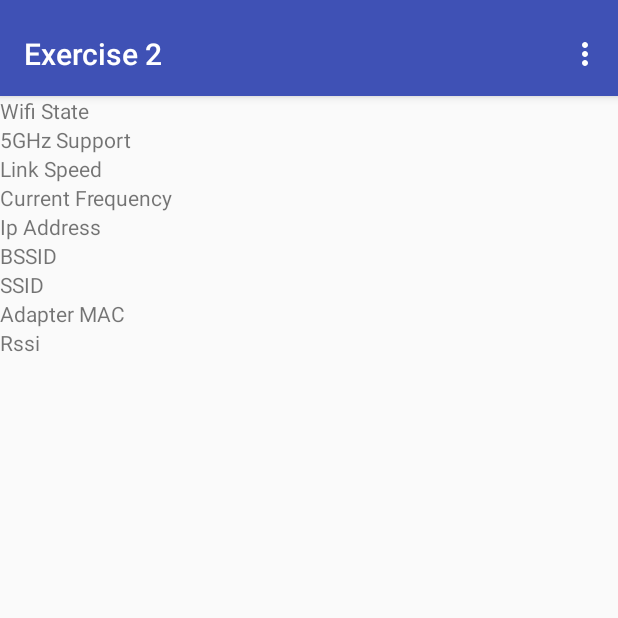
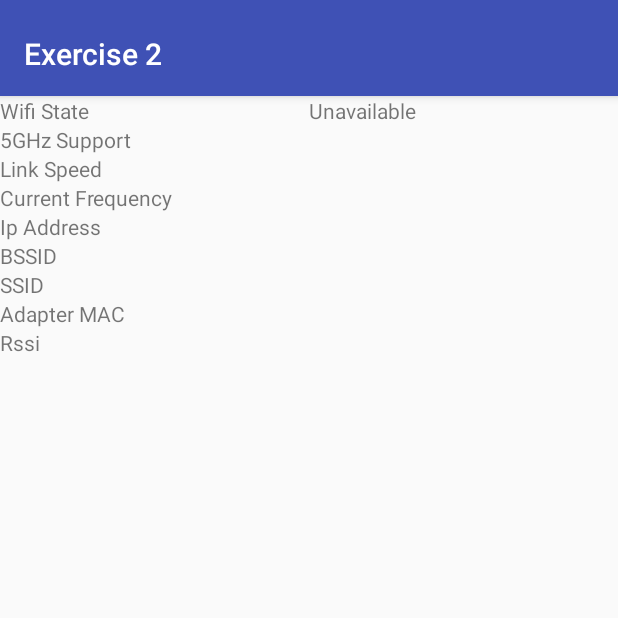
Before and after one commit to keinproblem/dhbw-rav-mobnet-exercise-02, an Android app: the screen it shows after launch (MainActivity), on a phone screen of 412 x 824 dp, the top half of it. Run offline under Robolectric (Android 15) with nearby library versions, the phone set to English and light mode, and no system bars.

Commit message:
final release

```diff
--- a/app/src/main/java/de/ravensburg/dhbw/friedrichshafen/mobnet/exercise02/MainActivity.java
+++ b/app/src/main/java/de/ravensburg/dhbw/friedrichshafen/mobnet/exercise02/MainActivity.java
@@ -7,9 +7,6 @@ import android.support.v4.app.FragmentPagerAdapter;
 import android.support.v4.view.ViewPager;
 import android.support.v7.app.AppCompatActivity;
 import android.support.v7.widget.Toolbar;
-import android.view.Menu;
-import android.view.MenuItem;
-import android.widget.Toast;
 
 public class MainActivity extends AppCompatActivity {
     /**
@@ -52,28 +49,6 @@ public class MainActivity extends AppCompatActivity {
     }
 
     @Override
-    public boolean onCreateOptionsMenu(Menu menu) {
-        // Inflate the menu; this adds items to the action bar if it is present.
-        getMenuInflater().inflate(R.menu.menu_main, menu);
-        return true;
-    }
-
-    @Override
-    public boolean onOptionsItemSelected(MenuItem item) {
-        // Handle action bar item clicks here. The action bar will
-        // automatically handle clicks on the Home/Up button, so long
-        // as you specify a parent activity in AndroidManifest.xml.
-        int id = item.getItemId();
-
-        //noinspection SimplifiableIfStatement
-        if (id == R.id.action_settings) {
-            return true;
-        }
-
-        return super.onOptionsItemSelected(item);
-    }
-
-    @Override
     protected void onResume() {
         super.onResume();
     }
@@ -88,7 +63,7 @@ public class MainActivity extends AppCompatActivity {
      * one of the sections/tabs/pages.
      */
     public class SectionsPagerAdapter extends FragmentPagerAdapter {
-        private static final short PAGE_COUNT = 2;
+        private static final short PAGE_COUNT = 1;
 
         public SectionsPagerAdapter(FragmentManager fm) {
             super(fm);
@@ -96,7 +71,6 @@ public class MainActivity extends AppCompatActivity {
 
         @Override
         public Fragment getItem(int position) {
-            Toast.makeText(MainActivity.this, "Current pos: " + position, Toast.LENGTH_SHORT).show();
             // getItem is called to instantiate the fragment for the given page.
             // Return a PlaceholderFragment (defined as a static inner class below).
             if (position == 0) {
@@ -104,10 +78,11 @@ public class MainActivity extends AppCompatActivity {
                 //forceUpdateWifiFragment();
                 return wifiInfoData;
             }
+            /*
             if (position == 1) {
                 WifiBroadcastChatFragment wifiBroadcastChatFragment = WifiBroadcastChatFragment.newInstance();
                 return wifiBroadcastChatFragment;
-            }
+            }*/
             return WifiInfoFragment.newInstance();
         }
 
--- a/app/src/main/res/layout/fragment_main.xml
+++ b/app/src/main/res/layout/fragment_main.xml
@@ -102,6 +102,7 @@
                 android:id="@+id/wifiStateTextView"
                 android:layout_width="match_parent"
                 android:layout_height="wrap_content"
+                android:text="Unavailable"
                 tools:layout_editor_absoluteX="196dp"
                 tools:layout_editor_absoluteY="112dp" />
 
--- a/app/src/main/res/menu/menu_main.xml
+++ /dev/null
@@ -1,10 +0,0 @@
-<menu xmlns:android="http://schemas.android.com/apk/res/android"
-    xmlns:app="http://schemas.android.com/apk/res-auto"
-    xmlns:tools="http://schemas.android.com/tools"
-    tools:context="de.ravensburg.dhbw.friedrichshafen.mobnet.exercise02.MainActivity">
-    <item
-        android:id="@+id/action_settings"
-        android:orderInCategory="100"
-        android:title="@string/action_settings"
-        app:showAsAction="never" />
-</menu>
```
